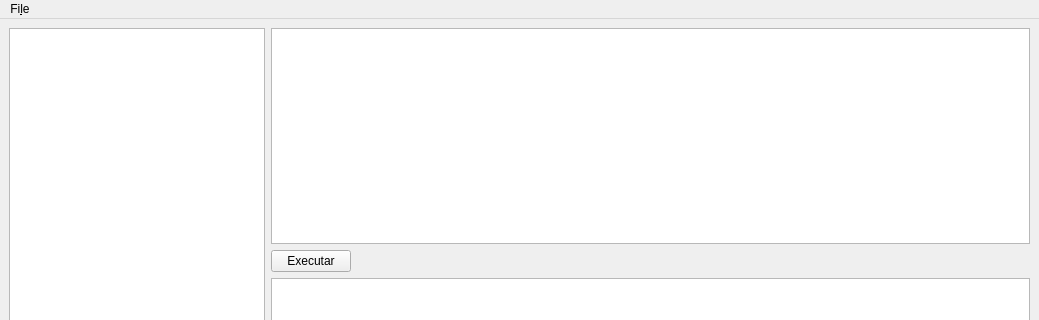
Qt form kquery/forms/mainwindow.ui (SamambaMan/kquery) before a commit; both pictures show x 0 to 1039 and y 0 to 320 of the 1039 by 524 pixel window.
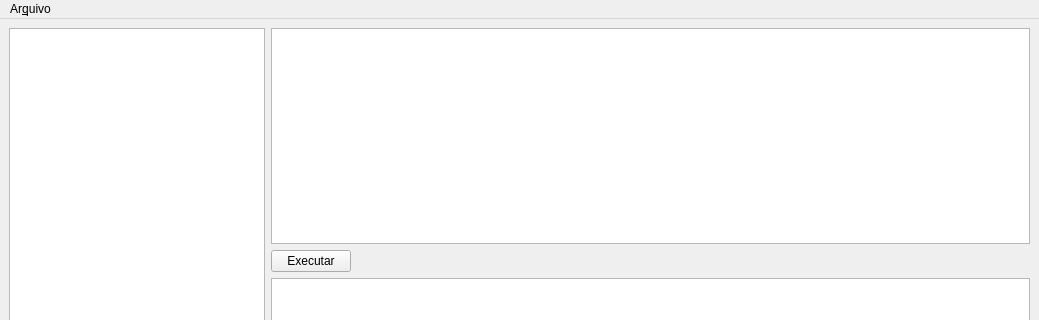
The same form after that commit.

Commit message: Refactor de supers(), adicao dos botoes de manipulacao de arquivos

```diff
--- a/kquery/forms/mainwindow.ui
+++ b/kquery/forms/mainwindow.ui
@@ -73,7 +73,7 @@
    </property>
    <widget class="QMenu" name="menuFile">
     <property name="title">
-     <string>Fi&amp;le</string>
+     <string>Ar&amp;quivo</string>
     </property>
     <addaction name="actionConex_es"/>
     <addaction name="separator"/>
```
Left out of the diff: 20 changed lines with no effect on the pictures. The commit also changes 2 other files.
